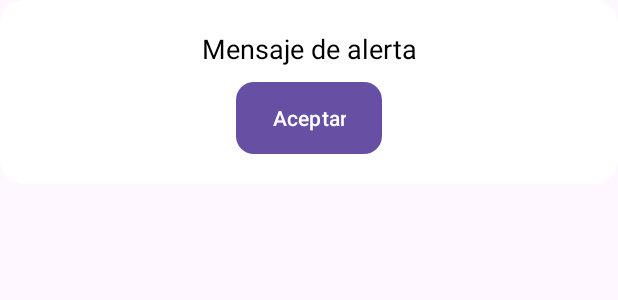
After one commit to OmarReyesRmz/AppGruas, an Android app: the layout dialog_alert.xml on its own in the app's theme, with its tools: preview values and no code run, on a phone screen of 412 x 824 dp. The commit adds this screen. Shown: the top 300 px of the screen. Run offline under Robolectric (Android 15) with nearby library versions, the phone set to English and light mode, and no system bars.

Commit message:
cambios de la app

```diff
--- a/app/build.gradle.kts
+++ b/app/build.gradle.kts
@@ -45,4 +45,9 @@ dependencies {
     testImplementation(libs.junit)
     androidTestImplementation(libs.androidx.junit)
     androidTestImplementation(libs.androidx.espresso.core)
+    //Implementaciones para obtener los datos de la API
+    implementation ("com.squareup.retrofit2:retrofit:2.9.0")
+    implementation ("com.squareup.retrofit2:converter-gson:2.9.0")
+    implementation ("com.squareup.okhttp3:logging-interceptor:4.11.0")
+
 }
--- a/app/src/main/AndroidManifest.xml
+++ b/app/src/main/AndroidManifest.xml
@@ -2,8 +2,12 @@
 <manifest xmlns:android="http://schemas.android.com/apk/res/android"
     xmlns:tools="http://schemas.android.com/tools">
 
+    <uses-permission android:name="android.permission.INTERNET" />
+
     <application
         android:allowBackup="true"
+        android:networkSecurityConfig="@xml/network_security_config"
+        android:usesCleartextTraffic="true"
         android:dataExtractionRules="@xml/data_extraction_rules"
         android:fullBackupContent="@xml/backup_rules"
         android:icon="@mipmap/ic_launcher"
--- /dev/null
+++ b/app/src/main/res/drawable/button_background2.xml
@@ -0,0 +1,4 @@
+<shape xmlns:android="http://schemas.android.com/apk/res/android">
+    <solid android:color="@color/gray_smoke" />
+    <corners android:radius="12dp" />
+</shape>
--- /dev/null
+++ b/app/src/main/res/drawable/dialog_background.xml
@@ -0,0 +1,5 @@
+<shape xmlns:android="http://schemas.android.com/apk/res/android">
+    <solid android:color="@color/white" />
+    <corners android:radius="16dp" />
+    <padding android:left="10dp" android:top="10dp" android:right="10dp" android:bottom="10dp" />
+</shape>
--- /dev/null
+++ b/app/src/main/res/layout/dialog_alert.xml
@@ -0,0 +1,27 @@
+<!-- dialog_alert.xml -->
+<LinearLayout xmlns:android="http://schemas.android.com/apk/res/android"
+    android:layout_width="match_parent"
+    android:layout_height="wrap_content"
+    android:orientation="vertical"
+    android:padding="20dp"
+    android:background="@drawable/dialog_background">
+
+    <TextView
+        android:id="@+id/dialog_message"
+        android:layout_width="match_parent"
+        android:layout_height="wrap_content"
+        android:text="Mensaje de alerta"
+        android:textSize="18sp"
+        android:gravity="center"
+        android:paddingBottom="10dp"
+        android:textColor="@color/black" />
+
+    <Button
+        android:id="@+id/dialog_button"
+        android:layout_width="wrap_content"
+        android:layout_height="wrap_content"
+        android:layout_gravity="center"
+        android:text="Aceptar"
+        android:background="@drawable/button_background2"
+        android:textColor="@color/white" />
+</LinearLayout>
--- /dev/null
+++ b/app/src/main/res/xml/network_security_config.xml
@@ -0,0 +1,6 @@
+<?xml version="1.0" encoding="utf-8"?>
+<network-security-config>
+    <domain-config cleartextTrafficPermitted="true">
+        <domain includeSubdomains="true">192.168.0.10</domain>
+    </domain-config>
+</network-security-config>
```
Also changed, not shown: app/src/main/java/com/example/gruas/ApiService.kt (added, +16 -0 lines), app/src/main/java/com/example/gruas/Clientes.kt (added, +11 -0 lines), app/src/main/java/com/example/gruas/MainActivity.kt (+100 -3 lines), app/src/main/java/com/example/gruas/NuevoRegistro.kt (+116 -1 lines), app/src/main/java/com/example/gruas/RetrofitClient.kt (added, +28 -0 lines), app/src/main/res/anim/dialog_slide_in.xml (added, +7 -0 lines), app/src/main/res/layout/activity_register.xml (+25 -0 lines), app/src/main/res/values/styles.xml (added, +7 -0 lines).
